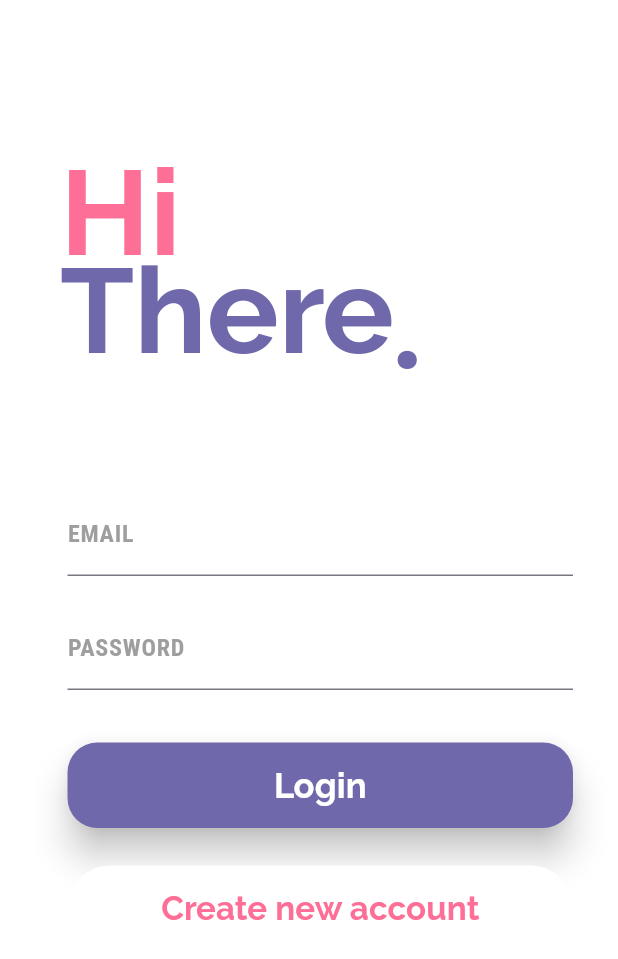
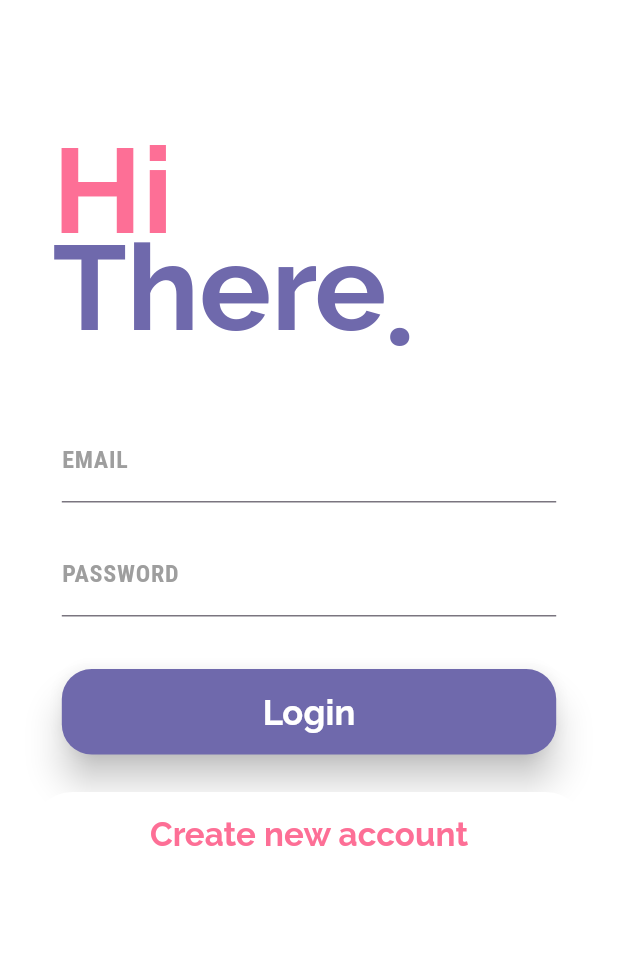
Before and after one commit to Naluswa256/myapp, a Flutter app: the screen it shows after launch, on a phone screen of 412 x 824 dp. Shown: the top 959 px of the screen. Run offline on Flutter 3.47's test engine with Material 3 defaults, Android fonts, the phone set to English and light mode, and no system bars; drawn by our look-alikes of animated_text_kit; our stand-ins replace cloud_firestore, firebase_auth, firebase_core, fluttertoast, get; accounts and stored records are empty.

Commit message:
more fixes within the code

```diff
--- a/lib/screens/widgets/auth_form.dart
+++ b/lib/screens/widgets/auth_form.dart
@@ -2,7 +2,7 @@ import 'package:flutter/material.dart';
 import 'package:animated_text_kit/animated_text_kit.dart';
 
 class AuthForm extends StatefulWidget {
-  const AuthForm(this.submitFn, this.isLoading,  {super.key});
+  const AuthForm(this.submitFn, this.isLoading, {Key? key}) : super(key: key);
 
   final bool isLoading;
   final void Function(
@@ -30,25 +30,79 @@ class _AuthFormState extends State<AuthForm> {
 
     if (isValid) {
       _formKey.currentState!.save();
-      widget.submitFn(_userEmail.trim(), _userPassword.trim(), _userName.trim(),
-          _isLogin, context);
+      widget.submitFn(
+        _userEmail.trim(),
+        _userPassword.trim(),
+        _userName.trim(),
+        _isLogin,
+        context,
+      );
     }
   }
 
   @override
   Widget build(BuildContext context) {
-    return SingleChildScrollView(
-      reverse: true,
-      padding: const EdgeInsets.only(
-        top: 35,
-        left: 25,
-      ),
-      child: Column(
-        children: <Widget>[
-          Column(
+    return LayoutBuilder(
+      builder: (context, constraints) {
+        if (constraints.maxWidth > 600) {
+          return _buildWideLayout();
+        } else {
+          return _buildNarrowLayout();
+        }
+      },
+    );
+  }
+
+  Widget _buildWideLayout() {
+    return Row(
       crossAxisAlignment: CrossAxisAlignment.start,
       children: <Widget>[
-              Stack(
+        Expanded(
+          flex: 3,
+          child: SingleChildScrollView(
+            child: Padding(
+              padding: const EdgeInsets.all(20.0),
+              child: Column(
+                crossAxisAlignment: CrossAxisAlignment.start,
+                children: <Widget>[
+                  _buildHeaderText(),
+                  const SizedBox(height: 20),
+                  _buildForm(),
+                ],
+              ),
+            ),
+          ),
+        ),
+        Expanded(
+          flex: 2,
+          child: Image.asset(
+            'assets/images/background_2.jpg', // Replace with your image asset path
+            fit: BoxFit.cover,
+            height: MediaQuery.of(context).size.height,
+          ),
+        ),
+      ],
+    );
+  }
+
+  Widget _buildNarrowLayout() {
+    return SingleChildScrollView(
+      child: Padding(
+        padding: const EdgeInsets.all(20.0),
+        child: Column(
+          crossAxisAlignment: CrossAxisAlignment.stretch,
+          children: <Widget>[
+            _buildHeaderText(),
+            const SizedBox(height: 20),
+            _buildForm(),
+          ],
+        ),
+      ),
+    );
+  }
+
+  Widget _buildHeaderText() {
+    return Stack(
       children: <Widget>[
         Container(
           padding: const EdgeInsets.fromLTRB(15.0, 50.0, 0.0, 0.0),
@@ -86,26 +140,29 @@ class _AuthFormState extends State<AuthForm> {
                   color: Color.fromRGBO(111, 105, 172, 1))),
         )
       ],
-              ),
-              Form(
+    );
+  }
+
+  Widget _buildForm() {
+    return Form(
       key: _formKey,
-                child: SingleChildScrollView(
-                  child: Container(
-                      padding: const EdgeInsets.only(
-                          top: 54.0, left: 20.0, right: 30.0),
       child: Column(
         children: <Widget>[
-                          TextFormField(
+          SizedBox(
+            width: MediaQuery.of(context).size.width * 0.80,
+            child: TextFormField(
               key: const ValueKey('email'),
               decoration: const InputDecoration(
                 labelText: 'EMAIL',
                 labelStyle: TextStyle(
                   fontFamily: 'RobotoCondensed',
                   fontWeight: FontWeight.bold,
-                                    color: Colors.grey),
+                  color: Colors.grey,
+                ),
                 focusedBorder: UnderlineInputBorder(
                   borderSide: BorderSide(color: Colors.green),
-                                )),
+                ),
+              ),
               keyboardType: TextInputType.emailAddress,
               autocorrect: false,
               textCapitalization: TextCapitalization.none,
@@ -120,19 +177,24 @@ class _AuthFormState extends State<AuthForm> {
                 _userEmail = value!;
               },
             ),
+          ),
           if (!_isLogin) const SizedBox(height: 20.0),
           if (!_isLogin)
-                            TextFormField(
+            SizedBox(
+              width: MediaQuery.of(context).size.width * 0.80,
+              child: TextFormField(
                 key: const ValueKey('username'),
                 decoration: const InputDecoration(
                   labelText: 'USERNAME',
                   labelStyle: TextStyle(
                     fontFamily: 'RobotoCondensed',
                     fontWeight: FontWeight.bold,
-                                      color: Colors.grey),
+                    color: Colors.grey,
+                  ),
                   focusedBorder: UnderlineInputBorder(
-                                      borderSide:
-                                          BorderSide(color: Colors.green))),
+                    borderSide: BorderSide(color: Colors.green),
+                  ),
+                ),
                 autocorrect: true,
                 textCapitalization: TextCapitalization.words,
                 enableSuggestions: false,
@@ -145,23 +207,25 @@ class _AuthFormState extends State<AuthForm> {
                 onSaved: (value) {
                   _userName = value!;
                 },
-                              // ignore: missing_return
               ),
-                          const SizedBox(height: 20.0),
-                          TextFormField(
+            ),
+          SizedBox(height: 20.0),
+          SizedBox(
+            width: MediaQuery.of(context).size.width * 0.80,
+            child: TextFormField(
               key: const ValueKey('password'),
               decoration: const InputDecoration(
                 labelText: 'PASSWORD',
                 labelStyle: TextStyle(
                   fontFamily: 'RobotoCondensed',
                   fontWeight: FontWeight.bold,
-                                  color: Colors.grey),
+                  color: Colors.grey,
+                ),
                 focusedBorder: UnderlineInputBorder(
-                                  borderSide: BorderSide(color: Colors.green)),
+                  borderSide: BorderSide(color: Colors.green),
+                ),
               ),
               obscureText: true,
-
-                            // ignore: missing_return
               validator: (value) {
                 if (value!.isEmpty || value.length < 7) {
                   return 'Please enter a long password';
@@ -172,14 +236,14 @@ class _AuthFormState extends State<AuthForm> {
                 _userPassword = value!;
               },
             ),
-                          const SizedBox(
-                            height: 35,
           ),
+          SizedBox(height: 35),
           if (widget.isLoading)
             const CircularProgressIndicator(),
           if (!widget.isLoading)
             Container(
               height: 57.0,
+              width: MediaQuery.of(context).size.width * 0.80,
               child: Material(
                 borderRadius: BorderRadius.circular(20.0),
                 shadowColor: Colors.black,
@@ -194,15 +258,14 @@ class _AuthFormState extends State<AuthForm> {
                         color: Colors.white,
                         fontSize: 23,
                         fontWeight: FontWeight.bold,
-                                          fontFamily: 'Raleway'),
+                        fontFamily: 'Raleway',
                       ),
                     ),
                   ),
                 ),
               ),
-                          const SizedBox(
-                            height: 25,
             ),
+          SizedBox(height: 25),
           if (!widget.isLoading)
             Container(
               height: 57.0,
@@ -221,26 +284,21 @@ class _AuthFormState extends State<AuthForm> {
                           ? "Create new account"
                           : "I already have an account",
                       style: const TextStyle(
-                                          color:
-                                              Color.fromRGBO(253, 111, 150, 1),
+                        color: Color.fromRGBO(253, 111, 150, 1),
                         fontSize: 22,
                         fontWeight: FontWeight.bold,
-                                          fontFamily: 'Raleway'),
+                        fontFamily: 'Raleway',
                       ),
                     ),
                   ),
                 ),
               ),
+            ),
+          SizedBox(height: 25),
           Padding(
             padding: EdgeInsets.only(
-                                  bottom: MediaQuery.of(context)
-                                      .viewInsets
-                                      .bottom)),
-                        ],
-                      )),
+              bottom: MediaQuery.of(context).viewInsets.bottom,
             ),
-              ),
-            ],
           ),
         ],
       ),
--- a/lib/screens/word_game_screen.dart
+++ b/lib/screens/word_game_screen.dart
@@ -27,6 +27,8 @@ class _WordGameScreenState extends State<WordGameScreen> {
       body: Padding(
         padding: const EdgeInsets.all(16.0),
         child: Column(
+          mainAxisAlignment: MainAxisAlignment.center,
+          crossAxisAlignment: CrossAxisAlignment.center,
           children: [
             TextField(
               controller: _controller,
--- a/pubspec.yaml
+++ b/pubspec.yaml
@@ -40,6 +40,7 @@ dependencies:
   cloud_firestore: ^5.0.1
   fluttertoast: ^8.2.6
   get: ^4.6.6
+  firebase_core: ^3.1.0
 
 dev_dependencies:
   flutter_test:
@@ -64,9 +65,8 @@ flutter:
   uses-material-design: true
 
   # To add assets to your application, add an assets section, like this:
-  # assets:
-  #   - images/a_dot_burr.jpeg
-  #   - images/a_dot_ham.jpeg
+  assets:
+    - assets/images/
 
   # An image asset can refer to one or more resolution-specific "variants", see
   # https://flutter.dev/assets-and-images/#resolution-aware
```
Also changed, not shown: lib/main.dart (+7 -2 lines), lib/screens/home_screen.dart (+45 -27 lines), lib/screens/init_screen.dart (+40 -0 lines), assets/images/background_2.jpg (added), firebase.json (added), lib/firebase_options.dart (added), pubspec.lock, 9 other files. Lines whose indentation alone changed are shown as unchanged.
